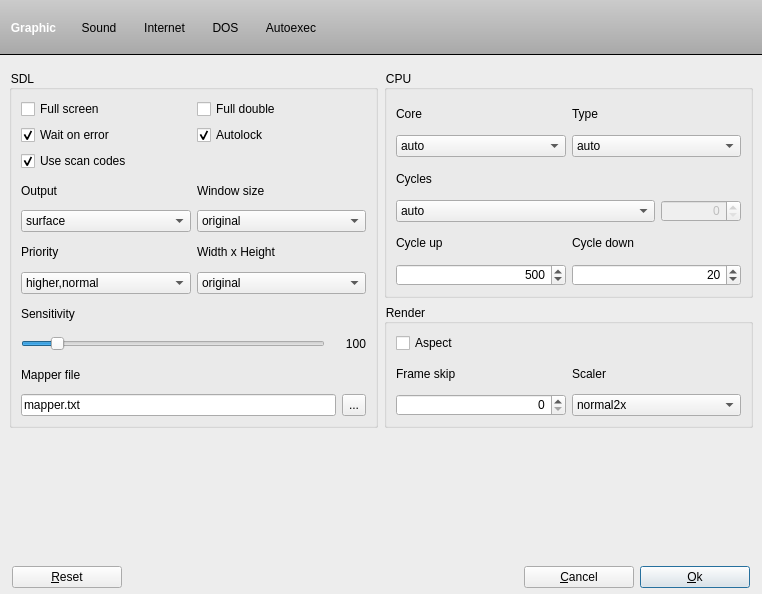
This is dboxfe/profiles/profilesettings.ui in LasDesu/DBoxFE as Qt 5 draws it before an edit. The edited form follows.
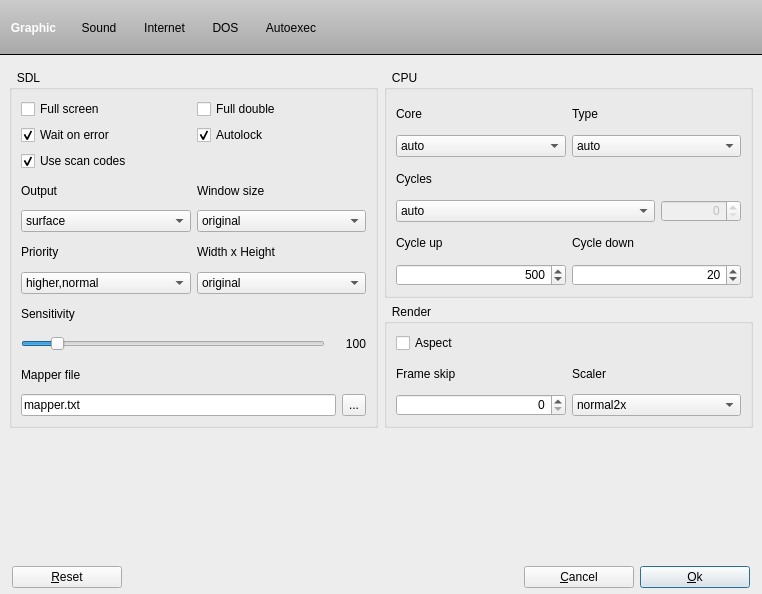
This is the edited form. Icons and pictures are not drawn.

Commit message: add support to switch profile settings (graphic, sound, ...) change binary name minor changes

Patch:
```diff
--- a/dboxfe/profiles/profilesettings.ui
+++ b/dboxfe/profiles/profilesettings.ui
@@ -19,9 +19,14 @@
   background-color: #ededed;
 }
 
-QGroupBox,
 QGroupBox:title {
   background-color: transparent;
+  padding-top: 1px;
+  padding-left: 6px;
+}
+
+QGroupBox {
+  background-color: transparent;
 }
 
 QWidget#mWidgetToolBar {
@@ -29,20 +34,20 @@
   border-bottom: 1px solid black;
 }
 
-#m_toolBtnAutoexec,
-#m_toolBtnDos,
-#m_toolBtnGraphic,
-#m_toolBtnInternet,
-#m_toolBtnSound {
+#mToolBtnAutoexec,
+#mToolBtnDos,
+#mToolBtnGraphic,
+#mToolBtnInternet,
+#mToolBtnSound {
   border: 0px solid transparent;
   background-color: transparent;
 }
 
-#m_toolBtnAutoexec:checked,
-#m_toolBtnDos:checked,
-#m_toolBtnGraphic:checked,
-#m_toolBtnInternet:checked,
-#m_toolBtnSound:checked {
+#mToolBtnAutoexec:checked,
+#mToolBtnDos:checked,
+#mToolBtnGraphic:checked,
+#mToolBtnInternet:checked,
+#mToolBtnSound:checked {
   color: white;
   font-weight: bold;
 }
@@ -91,7 +96,7 @@
        <number>0</number>
       </property>
       <item>
-       <widget class="QToolButton" name="m_toolBtnGraphic">
+       <widget class="QToolButton" name="mToolBtnGraphic">
         <property name="font">
          <font>
           <stylestrategy>PreferAntialias</stylestrategy>
@@ -128,7 +133,7 @@
        </widget>
       </item>
       <item>
-       <widget class="QToolButton" name="m_toolBtnSound">
+       <widget class="QToolButton" name="mToolBtnSound">
         <property name="font">
          <font>
           <stylestrategy>PreferAntialias</stylestrategy>
@@ -162,7 +167,7 @@
        </widget>
       </item>
       <item>
-       <widget class="QToolButton" name="m_toolBtnInternet">
+       <widget class="QToolButton" name="mToolBtnInternet">
         <property name="font">
          <font>
           <stylestrategy>PreferAntialias</stylestrategy>
@@ -196,7 +201,7 @@
        </widget>
       </item>
       <item>
-       <widget class="QToolButton" name="m_toolBtnDos">
+       <widget class="QToolButton" name="mToolBtnDos">
         <property name="font">
          <font>
           <stylestrategy>PreferAntialias</stylestrategy>
@@ -230,7 +235,7 @@
        </widget>
       </item>
       <item>
-       <widget class="QToolButton" name="m_toolBtnAutoexec">
+       <widget class="QToolButton" name="mToolBtnAutoexec">
         <property name="enabled">
          <bool>true</bool>
         </property>
```
Left out of the diff: 10 changed lines with no effect on the pictures. The commit also changes 4 other files.
